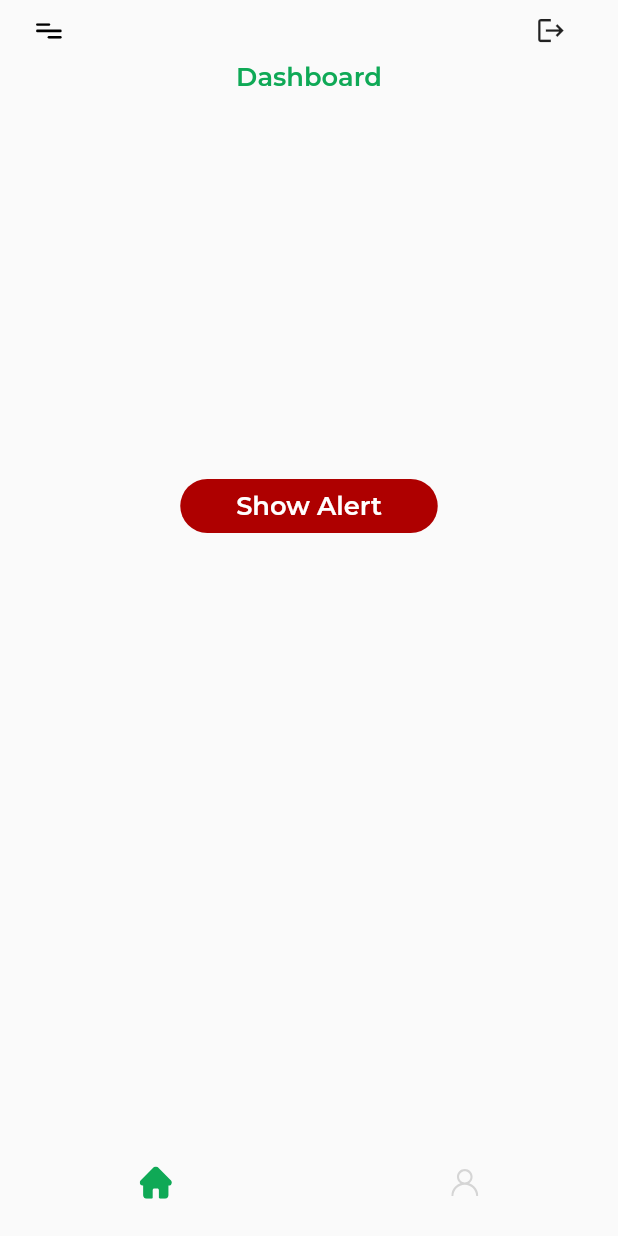
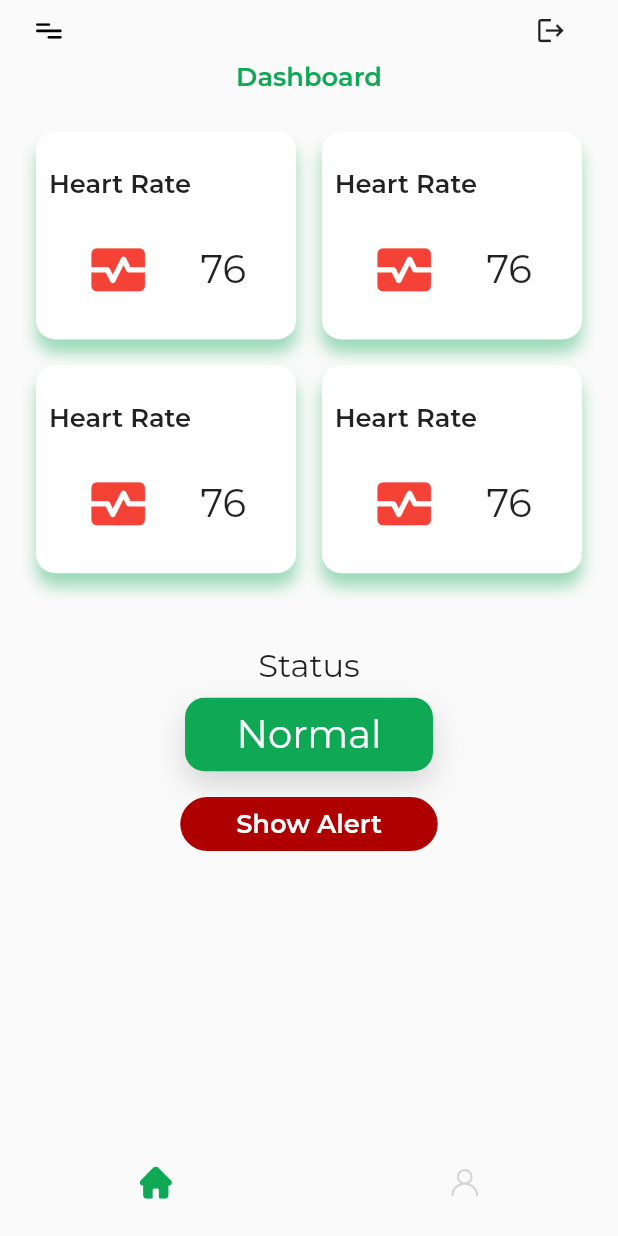
Before and after one commit to SeramDev/Health-Guard-App, a Flutter app: the screen it shows once a user with an empty profile is signed in, on a phone screen of 412 x 824 dp. Run offline on Flutter 3.47's test engine with Material 2 defaults, Android fonts, the phone set to English and light mode, and no system bars; our stand-ins replace animate_do, awesome_dialog, cloud_firestore, firebase_auth, firebase_core, flutter_svg and 4 more; accounts and stored records are empty.

Commit message:
Added sensor data cards to dashboard

```diff
--- /dev/null
+++ b/lib/components/sensor_data_card.dart
@@ -0,0 +1,57 @@
+import 'package:flutter/material.dart';
+import 'package:health_guard/components/custom_text.dart';
+
+import '../utils/app_colors.dart';
+
+class SensorDataCard extends StatelessWidget {
+  const SensorDataCard({
+    Key? key,
+  }) : super(key: key);
+
+  @override
+  Widget build(BuildContext context) {
+    return Container(
+      decoration: BoxDecoration(
+          borderRadius: BorderRadius.circular(15),
+          color: AppColors.kWhite,
+          boxShadow: [
+            BoxShadow(
+              offset: const Offset(0, 10),
+              blurRadius: 10,
+              color: AppColors.primaryColor.withOpacity(.4),
+            )
+          ]),
+      child: Column(
+        mainAxisAlignment: MainAxisAlignment.spaceEvenly,
+        children: [
+          Row(
+            children: const [
+              Padding(
+                padding: EdgeInsets.symmetric(horizontal: 10),
+                child: CustomText(
+                  "Heart Rate",
+                  fontSize: 20,
+                  fontWeight: FontWeight.w600,
+                ),
+              ),
+            ],
+          ),
+          Row(
+            mainAxisAlignment: MainAxisAlignment.spaceEvenly,
+            children: const [
+              Icon(
+                Icons.monitor_heart_rounded,
+                color: Colors.red,
+                size: 50,
+              ),
+              CustomText(
+                "76",
+                fontSize: 30,
+              ),
+            ],
+          )
+        ],
+      ),
+    );
+  }
+}
--- a/lib/screens/main/home/home.dart
+++ b/lib/screens/main/home/home.dart
@@ -5,6 +5,7 @@ import 'package:health_guard/components/custom_button.dart';
 import 'package:health_guard/screens/alert/alert.dart';
 import 'package:health_guard/utils/util_functions.dart';
 import '../../../components/custom_text.dart';
+import '../../../components/sensor_data_card.dart';
 import '../../../controllers/auth_controller.dart';
 import '../../../utils/app_colors.dart';
 import '../../../utils/assets_constants.dart';
@@ -33,15 +34,11 @@ class _HomeState extends State<Home> {
                   SvgPicture.asset(
                     AssetConstants.menuIcon,
                   ),
-                  Row(
-                    children: [
-                      IconButton(
-                        icon: const Icon(Icons.logout),
-                        onPressed: () {
-                          AuthController().logOut();
-                        },
-                      ),
-                    ],
+                  IconButton(
+                    icon: const Icon(Icons.logout),
+                    onPressed: () {
+                      AuthController().logOut();
+                    },
                   ),
                 ],
               ),
@@ -52,7 +49,57 @@ class _HomeState extends State<Home> {
                 color: AppColors.primaryColor,
               ),
               const SizedBox(
-                height: 300,
+                height: 30,
+              ),
+              SizedBox(
+                height: 400,
+                child: Expanded(
+                  child: GridView.builder(
+                    itemCount: 4,
+                    gridDelegate:
+                        const SliverGridDelegateWithFixedCrossAxisCount(
+                      crossAxisCount: 2,
+                      childAspectRatio: 1.25,
+                      mainAxisSpacing: 20,
+                      crossAxisSpacing: 20,
+                    ),
+                    itemBuilder: (context, index) {
+                      return const SensorDataCard();
+                    },
+                  ),
+                ),
+              ),
+              const CustomText(
+                "Status",
+                fontSize: 25,
+              ),
+              const SizedBox(
+                height: 10,
+              ),
+              Container(
+                padding: const EdgeInsets.symmetric(
+                  horizontal: 40,
+                  vertical: 10,
+                ),
+                decoration: BoxDecoration(
+                  color: AppColors.primaryColor,
+                  borderRadius: BorderRadius.circular(15),
+                  boxShadow: [
+                    BoxShadow(
+                      offset: const Offset(0, 10),
+                      blurRadius: 20,
+                      color: AppColors.kAsh.withOpacity(.4),
+                    )
+                  ],
+                ),
+                child: const CustomText(
+                  "Normal",
+                  fontSize: 30,
+                  color: AppColors.kWhite,
+                ),
+              ),
+              const SizedBox(
+                height: 20,
               ),
               CustomButton(
                 text: "Show Alert",
```
